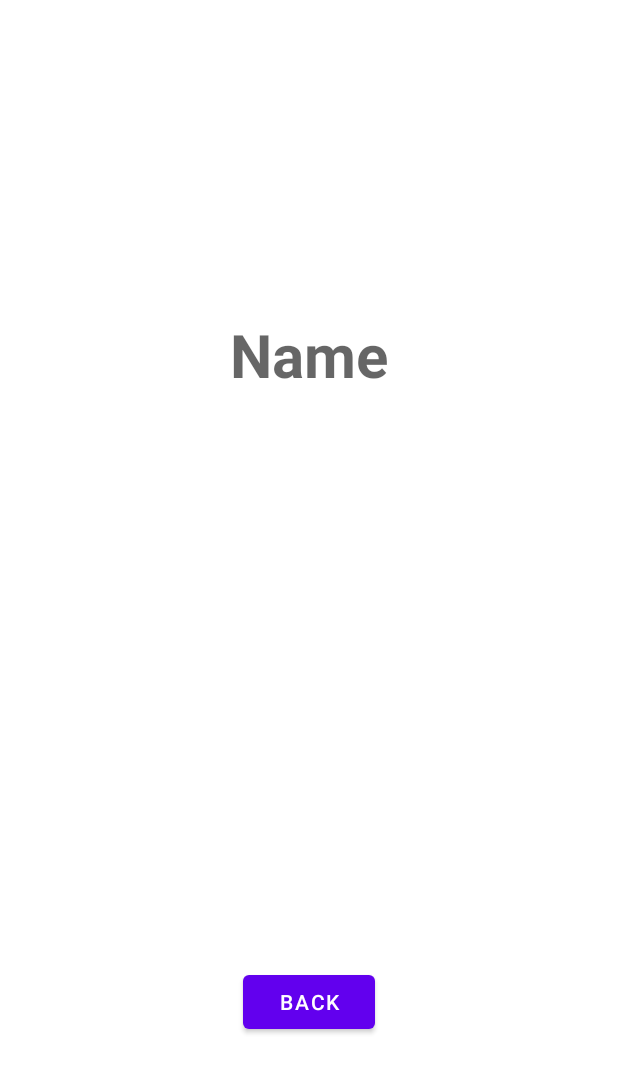
After one commit to shumvlesu/GBCoursePopularLibrary, an Android app: the layout fragment_user_details.xml on its own in the app's theme, with its tools: preview values and no code run, on a phone screen of 412 x 824 dp. The commit adds this screen. Shown: the top 1073 px of the screen. Run offline under Robolectric (Android 15) with nearby library versions, the phone set to English and light mode, and no system bars.

Commit message:
Дз готово

```diff
--- a/app/build.gradle
+++ b/app/build.gradle
@@ -47,6 +47,7 @@ dependencies {
     implementation 'androidx.appcompat:appcompat:1.3.1'
     implementation 'com.google.android.material:material:1.4.0'
     implementation 'androidx.constraintlayout:constraintlayout:2.1.0'
+    implementation 'androidx.legacy:legacy-support-v4:1.0.0'
     testImplementation 'junit:junit:4.+'
     androidTestImplementation 'androidx.test.ext:junit:1.1.3'
     androidTestImplementation 'androidx.test.espresso:espresso-core:3.4.0'
--- a/app/src/main/java/com/shumikhin/gbcoursepopularlibrary/presentation/UsersPresenter.kt
+++ b/app/src/main/java/com/shumikhin/gbcoursepopularlibrary/presentation/UsersPresenter.kt
@@ -3,6 +3,7 @@ package com.shumikhin.gbcoursepopularlibrary.presentation
 import com.github.terrakok.cicerone.Router
 import com.shumikhin.gbcoursepopularlibrary.model.GithubUser
 import com.shumikhin.gbcoursepopularlibrary.model.GithubUsersRepo
+import com.shumikhin.gbcoursepopularlibrary.screens.AndroidScreens
 import com.shumikhin.gbcoursepopularlibrary.view.UserItemView
 import com.shumikhin.gbcoursepopularlibrary.view.ui.UsersView
 import moxy.MvpPresenter
@@ -47,7 +48,8 @@ class UsersPresenter(val usersRepo: GithubUsersRepo, val router: Router) : MvpPr
         //инициализируем клик
         usersListPresenter.itemClickListener = { itemView ->
             //TODO: переход на экран пользователя
-            //Здесь обращаемся
+            val user = usersListPresenter.users[itemView.pos]
+            router.navigateTo(AndroidScreens().details(GithubUser(user.login)))
         }
 
     }
--- a/app/src/main/java/com/shumikhin/gbcoursepopularlibrary/screens/IScreens.kt
+++ b/app/src/main/java/com/shumikhin/gbcoursepopularlibrary/screens/IScreens.kt
@@ -1,9 +1,11 @@
 package com.shumikhin.gbcoursepopularlibrary.screens
 
 import com.github.terrakok.cicerone.Screen
+import com.shumikhin.gbcoursepopularlibrary.model.GithubUser
 
 //IScreens для router'a cicirone
 interface IScreens {
     //Классы Screen и FragmentScreen — часть Cicerone
     fun users(): Screen
+    fun details(user : GithubUser): Screen
 }
--- /dev/null
+++ b/app/src/main/res/layout/fragment_user_details.xml
@@ -0,0 +1,37 @@
+<?xml version="1.0" encoding="utf-8"?>
+<androidx.constraintlayout.widget.ConstraintLayout xmlns:android="http://schemas.android.com/apk/res/android"
+    xmlns:app="http://schemas.android.com/apk/res-auto"
+    android:id="@+id/details_container"
+    android:layout_width="match_parent"
+    android:layout_height="match_parent"
+    android:background="@color/white">
+
+    <com.google.android.material.textview.MaterialTextView
+        android:id="@+id/details_name"
+        android:layout_width="wrap_content"
+        android:layout_height="wrap_content"
+        android:layout_marginTop="209dp"
+        android:hint="@string/name"
+        android:textAlignment="center"
+        android:textColor="@color/black"
+        android:textSize="@dimen/detail_text_user_name"
+        android:textStyle="bold"
+        app:layout_constraintEnd_toEndOf="parent"
+        app:layout_constraintStart_toStartOf="parent"
+        app:layout_constraintTop_toTopOf="parent">
+
+    </com.google.android.material.textview.MaterialTextView>
+
+    <com.google.android.material.button.MaterialButton
+        android:id="@+id/back"
+        android:layout_width="wrap_content"
+        android:layout_height="wrap_content"
+        android:layout_marginBottom="132dp"
+        android:text="@string/back"
+        app:layout_constraintBottom_toBottomOf="parent"
+        app:layout_constraintEnd_toEndOf="parent"
+        app:layout_constraintStart_toStartOf="parent">
+
+    </com.google.android.material.button.MaterialButton>
+
+</androidx.constraintlayout.widget.ConstraintLayout>
--- /dev/null
+++ b/app/src/main/res/values/dimens.xml
@@ -0,0 +1,4 @@
+<?xml version="1.0" encoding="utf-8"?>
+<resources>
+    <dimen name="detail_text_user_name">40sp</dimen>
+</resources>
--- a/app/src/main/res/values/strings.xml
+++ b/app/src/main/res/values/strings.xml
@@ -3,4 +3,8 @@
     <string name="counter_one">Счетчик 1</string>
     <string name="counter_two">Счетчик 2</string>
     <string name="counter_three">Счетчик 3</string>
+    <!-- TODO: Remove or change this placeholder text -->
+    <string name="hello_blank_fragment">Hello blank fragment</string>
+    <string name="name">Name</string>
+    <string name="back">Back</string>
 </resources>
--- a/build.gradle
+++ b/build.gradle
@@ -6,7 +6,7 @@ buildscript {
     }
     dependencies {
         classpath "com.android.tools.build:gradle:7.0.2"
-        classpath "org.jetbrains.kotlin:kotlin-gradle-plugin:1.5.30"
+        classpath 'org.jetbrains.kotlin:kotlin-gradle-plugin:1.5.31'
 
         // NOTE: Do not place your application dependencies here; they belong
         // in the individual module build.gradle files
```
Also changed, not shown: app/src/main/java/com/shumikhin/gbcoursepopularlibrary/presentation/detailsuser/UserDetailsPresenter.kt (added, +19 -0 lines), app/src/main/java/com/shumikhin/gbcoursepopularlibrary/screens/AndroidScreens.kt (+4 -7 lines), app/src/main/java/com/shumikhin/gbcoursepopularlibrary/view/ui/UserDetailsView.kt (added, +12 -0 lines), app/src/main/java/com/shumikhin/gbcoursepopularlibrary/view/ui/detailsuser/UserDetailsFragment.kt (added, +50 -0 lines).
